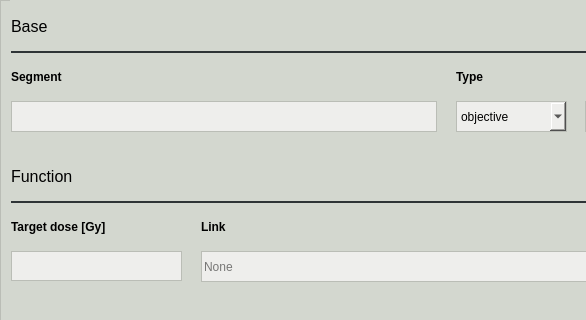
Before: the Qt Designer form pyanno4rt/gui/designs/components/squared_deviation_window.ui in pyanno4rt/pyanno4rt, drawn with Qt 5; both pictures show x 0 to 586 and y 0 to 320 of the 720 by 431 pixel window.
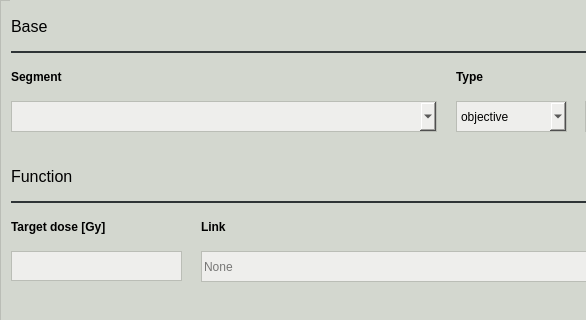
After: the same form once the commit is applied.

Commit message: Added status bar to GUI, added automatic loading of segment names, adapted segment input fields, recompiled component windows

```diff
--- a/pyanno4rt/gui/designs/components/squared_deviation_window.ui
+++ b/pyanno4rt/gui/designs/components/squared_deviation_window.ui
@@ -58,7 +58,7 @@
      <property name="geometry">
       <rect>
        <x>0</x>
-       <y>-252</y>
+       <y>0</y>
        <width>690</width>
        <height>681</height>
       </rect>
@@ -205,22 +205,6 @@
        <string notr="true">border-color: rgb(46, 52, 54);</string>
       </property>
      </widget>
-     <widget class="QLineEdit" name="segment_ledit">
-      <property name="geometry">
-       <rect>
-        <x>0</x>
-        <y>100</y>
-        <width>426</width>
-        <height>31</height>
-       </rect>
-      </property>
-      <property name="styleSheet">
-       <string notr="true">color: rgb(0, 0, 0);
-background-color: rgb(238, 238, 236);
-border: 1px solid;
-border-color: rgb(186, 189, 182);</string>
-      </property>
-     </widget>
      <widget class="QLabel" name="type_label">
       <property name="geometry">
        <rect>
@@ -726,6 +710,28 @@
        <string>0.0</string>
       </property>
      </widget>
+     <widget class="QComboBox" name="segment_cbox">
+      <property name="geometry">
+       <rect>
+        <x>0</x>
+        <y>100</y>
+        <width>426</width>
+        <height>31</height>
+       </rect>
+      </property>
+      <property name="cursor">
+       <cursorShape>PointingHandCursor</cursorShape>
+      </property>
+      <property name="styleSheet">
+       <string notr="true">color: rgb(0, 0, 0);
+background-color: rgb(238, 238, 236);
+border: 1px solid;
+border-color: rgb(186, 189, 182);</string>
+      </property>
+      <property name="currentIndex">
+       <number>-1</number>
+      </property>
+     </widget>
     </widget>
    </widget>
   </widget>
```
The commit also changes 82 other files.
